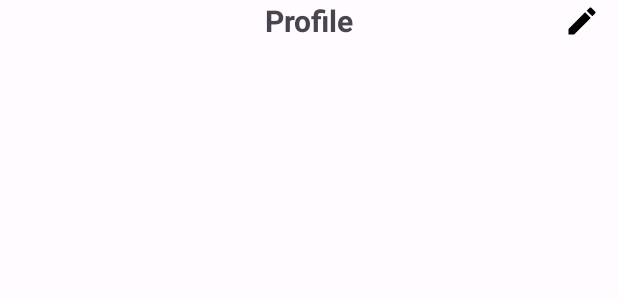
After one commit to asnafialkaromi/24001084-km6-asn-SFoods, an Android app: the layout layout_profile_header.xml on its own in the app's theme, with its tools: preview values and no code run, on a phone screen of 412 x 824 dp. The commit adds this screen. Shown: the top 300 px of the screen. Run offline under Robolectric (Android 15) with nearby library versions, the phone set to English and light mode, and no system bars.

Commit message:
Finishing Layouting Profile Fragment

```diff
--- /dev/null
+++ b/app/src/main/res/drawable/ic_edit.xml
@@ -0,0 +1,5 @@
+<vector xmlns:android="http://schemas.android.com/apk/res/android" android:height="24dp" android:tint="#000000" android:viewportHeight="24" android:viewportWidth="24" android:width="24dp">
+
+    <path android:fillColor="@android:color/white" android:pathData="M3,17.25V21h3.75L17.81,9.94l-3.75,-3.75L3,17.25zM20.71,7.04c0.39,-0.39 0.39,-1.02 0,-1.41l-2.34,-2.34c-0.39,-0.39 -1.02,-0.39 -1.41,0l-1.83,1.83 3.75,3.75 1.83,-1.83z"/>
+
+</vector>
--- /dev/null
+++ b/app/src/main/res/drawable/ic_email.xml
@@ -0,0 +1,5 @@
+<vector xmlns:android="http://schemas.android.com/apk/res/android" android:height="24dp" android:tint="#000000" android:viewportHeight="24" android:viewportWidth="24" android:width="24dp">
+
+    <path android:fillColor="@android:color/white" android:pathData="M20,4L4,4c-1.1,0 -1.99,0.9 -1.99,2L2,18c0,1.1 0.9,2 2,2h16c1.1,0 2,-0.9 2,-2L22,6c0,-1.1 -0.9,-2 -2,-2zM20,8l-8,5 -8,-5L4,6l8,5 8,-5v2z"/>
+
+</vector>
--- /dev/null
+++ b/app/src/main/res/drawable/ic_phone.xml
@@ -0,0 +1,5 @@
+<vector xmlns:android="http://schemas.android.com/apk/res/android" android:height="24dp" android:tint="#000000" android:viewportHeight="24" android:viewportWidth="24" android:width="24dp">
+
+    <path android:fillColor="@android:color/white" android:pathData="M6.62,10.79c1.44,2.83 3.76,5.14 6.59,6.59l2.2,-2.2c0.27,-0.27 0.67,-0.36 1.02,-0.24 1.12,0.37 2.33,0.57 3.57,0.57 0.55,0 1,0.45 1,1V20c0,0.55 -0.45,1 -1,1 -9.39,0 -17,-7.61 -17,-17 0,-0.55 0.45,-1 1,-1h3.5c0.55,0 1,0.45 1,1 0,1.25 0.2,2.45 0.57,3.57 0.11,0.35 0.03,0.74 -0.25,1.02l-2.2,2.2z"/>
+
+</vector>
--- /dev/null
+++ b/app/src/main/res/drawable/ic_tab_profile.xml
@@ -0,0 +1,5 @@
+<vector xmlns:android="http://schemas.android.com/apk/res/android" android:height="24dp" android:tint="#000000" android:viewportHeight="24" android:viewportWidth="24" android:width="24dp">
+
+    <path android:fillColor="@android:color/white" android:pathData="M12,2C6.48,2 2,6.48 2,12s4.48,10 10,10s10,-4.48 10,-10S17.52,2 12,2zM12,6c1.93,0 3.5,1.57 3.5,3.5S13.93,13 12,13s-3.5,-1.57 -3.5,-3.5S10.07,6 12,6zM12,20c-2.03,0 -4.43,-0.82 -6.14,-2.88C7.55,15.8 9.68,15 12,15s4.45,0.8 6.14,2.12C16.43,19.18 14.03,20 12,20z"/>
+
+</vector>
--- /dev/null
+++ b/app/src/main/res/layout/layout_profile_header.xml
@@ -0,0 +1,31 @@
+<?xml version="1.0" encoding="utf-8"?>
+<androidx.constraintlayout.widget.ConstraintLayout xmlns:android="http://schemas.android.com/apk/res/android"
+    android:layout_width="match_parent"
+    android:layout_height="match_parent"
+    xmlns:app="http://schemas.android.com/apk/res-auto">
+
+
+    <TextView
+        android:id="@+id/tv_profile"
+        android:layout_width="match_parent"
+        android:layout_height="wrap_content"
+        android:text="@string/text_profile"
+        android:textSize="20sp"
+        android:textStyle="bold"
+        android:maxLines="1"
+        android:ellipsize="end"
+        android:textAlignment="center"
+        app:layout_constraintTop_toTopOf="parent"
+        android:layout_marginHorizontal="44dp"/>
+
+    <ImageView
+        android:id="@+id/iv_edit"
+        android:layout_width="wrap_content"
+        android:layout_height="wrap_content"
+        app:layout_constraintTop_toTopOf="parent"
+        app:layout_constraintEnd_toEndOf="parent"
+        android:src="@drawable/ic_edit"
+        app:layout_constraintBottom_toBottomOf="@+id/tv_profile"
+        android:layout_marginHorizontal="12dp"/>
+
+</androidx.constraintlayout.widget.ConstraintLayout>
--- a/app/src/main/res/menu/main_menu.xml
+++ b/app/src/main/res/menu/main_menu.xml
@@ -12,7 +12,7 @@
         />
     <item
         android:id="@+id/menu_tab_profile"
-        android:icon="@drawable/ic_tab_person"
+        android:icon="@drawable/ic_tab_profile"
         android:title="@string/title_tab_profile"
         />
 </menu>
```
Also changed, not shown: app/src/main/res/drawable/bg_profile_circle.xml (added, +17 -0 lines), app/src/main/res/layout/fragment_profile.xml (+77 -7 lines), app/src/main/res/values/strings.xml (+7 -0 lines), app/src/main/res/drawable/ic_person.xml (renamed from app/src/main/res/drawable/ic_tab_person.xml).
